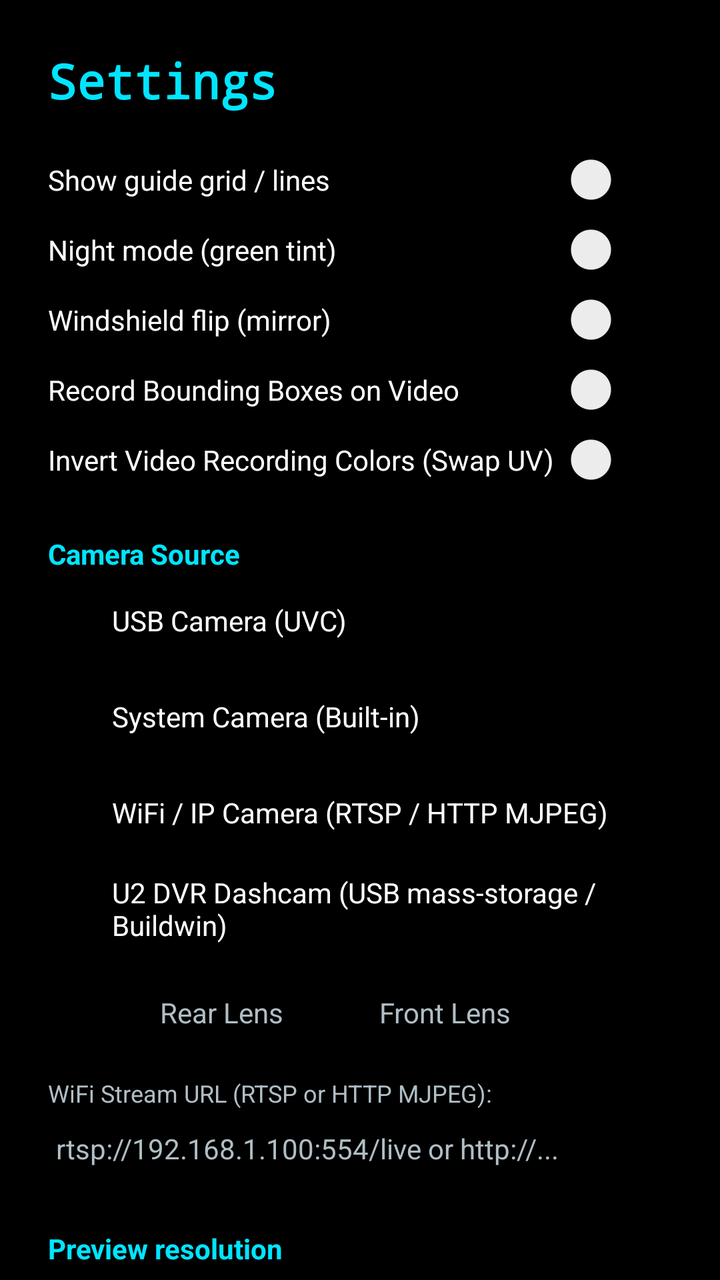
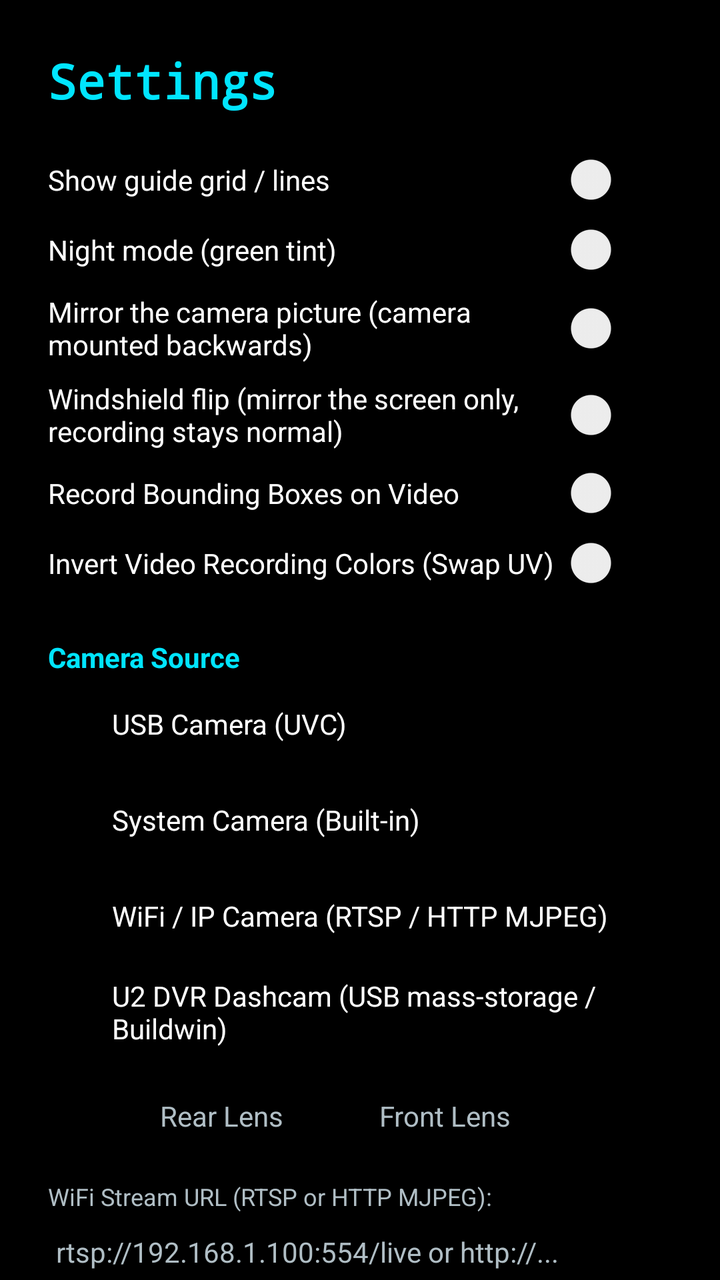

An Android layout rendered at two revisions. The XML below is the earlier revision; the diff shows what the commit changed to produce the second picture.
<!-- AndroidManifest.xml: application theme Theme.AndroidUsbCameraHud -->
<!-- res/layout/activity_settings.xml -->
<?xml version="1.0" encoding="utf-8"?>
<ScrollView xmlns:android="http://schemas.android.com/apk/res/android"
    android:layout_width="match_parent"
    android:layout_height="match_parent"
    android:background="@color/hud_bg"
    android:fillViewport="true">

    <LinearLayout
        android:layout_width="match_parent"
        android:layout_height="wrap_content"
        android:orientation="vertical"
        android:padding="24dp">

        <TextView
            android:layout_width="wrap_content"
            android:layout_height="wrap_content"
            android:text="@string/settings_title"
            android:textColor="@color/hud_accent"
            android:textSize="24sp"
            android:textStyle="bold"
            android:fontFamily="monospace" />

        
        <Switch
            android:id="@+id/swGrid"
            android:layout_width="match_parent"
            android:layout_height="wrap_content"
            android:layout_marginTop="20dp"
            android:text="@string/settings_grid"
            android:textColor="@color/hud_text_primary" />

        <Switch
            android:id="@+id/swNight"
            android:layout_width="match_parent"
            android:layout_height="wrap_content"
            android:layout_marginTop="8dp"
            android:text="@string/settings_night"
            android:textColor="@color/hud_text_primary" />

        <Switch
            android:id="@+id/swMirror"
            android:layout_width="match_parent"
            android:layout_height="wrap_content"
            android:layout_marginTop="8dp"
            android:text="@string/settings_mirror"
            android:textColor="@color/hud_text_primary" />

        <Switch
            android:id="@+id/swRecordOverlay"
            android:layout_width="match_parent"
            android:layout_height="wrap_content"
            android:layout_marginTop="8dp"
            android:text="Record Bounding Boxes on Video"
            android:textColor="@color/hud_text_primary" />

        <Switch
            android:id="@+id/swSwapChroma"
            android:layout_width="match_parent"
            android:layout_height="wrap_content"
            android:layout_marginTop="8dp"
            android:text="Invert Video Recording Colors (Swap UV)"
            android:textColor="@color/hud_text_primary" />

        
        <TextView
            android:layout_width="wrap_content"
            android:layout_height="wrap_content"
            android:layout_marginTop="24dp"
            android:text="Camera Source"
            android:textColor="@color/hud_accent"
            android:textStyle="bold" />

        <RadioGroup
            android:id="@+id/rgCameraSource"
            android:layout_width="match_parent"
            android:layout_height="wrap_content"
            android:orientation="vertical">

            <RadioButton
                android:id="@+id/rbCamUsb"
                android:layout_width="wrap_content"
                android:layout_height="wrap_content"
                android:text="USB Camera (UVC)"
                android:textColor="@color/hud_text_primary" />

            <RadioButton
                android:id="@+id/rbCamSystem"
                android:layout_width="wrap_content"
                android:layout_height="wrap_content"
                android:text="System Camera (Built-in)"
                android:textColor="@color/hud_text_primary" />

            <RadioButton
                android:id="@+id/rbCamWifi"
                android:layout_width="wrap_content"
                android:layout_height="wrap_content"
                android:text="WiFi / IP Camera (RTSP / HTTP MJPEG)"
                android:textColor="@color/hud_text_primary" />

            <RadioButton
                android:id="@+id/rbCamDvr"
                android:layout_width="wrap_content"
                android:layout_height="wrap_content"
                android:text="U2 DVR Dashcam (USB mass-storage / Buildwin)"
                android:textColor="@color/hud_text_primary" />
        </RadioGroup>

        
        <RadioGroup
            android:id="@+id/rgSystemFacing"
            android:layout_width="match_parent"
            android:layout_height="wrap_content"
            android:layout_marginStart="24dp"
            android:layout_marginTop="4dp"
            android:orientation="horizontal">

            <RadioButton
                android:id="@+id/rbLensBack"
                android:layout_width="wrap_content"
                android:layout_height="wrap_content"
                android:text="Rear Lens"
                android:textColor="@color/hud_text_secondary" />

            <RadioButton
                android:id="@+id/rbLensFront"
                android:layout_width="wrap_content"
                android:layout_height="wrap_content"
                android:layout_marginStart="16dp"
                android:text="Front Lens"
                android:textColor="@color/hud_text_secondary" />
        </RadioGroup>

        
        <TextView
            android:id="@+id/tvWifiUrlLabel"
            android:layout_width="wrap_content"
            android:layout_height="wrap_content"
            android:layout_marginTop="8dp"
            android:text="WiFi Stream URL (RTSP or HTTP MJPEG):"
            android:textColor="@color/hud_text_secondary"
            android:textSize="12sp" />

        <EditText
            android:id="@+id/etWifiUrl"
            android:layout_width="match_parent"
            android:layout_height="wrap_content"
            android:hint="rtsp://192.168.1.100:554/live or http://..."
            android:textColor="@color/hud_text_primary"
            android:textColorHint="@color/hud_text_secondary"
            android:textSize="14sp"
            android:inputType="textUri" />

        
        <TextView
            android:layout_width="wrap_content"
            android:layout_height="wrap_content"
            android:layout_marginTop="24dp"
            android:text="@string/settings_resolution"
            android:textColor="@color/hud_accent"
            android:textStyle="bold" />

        <RadioGroup
            android:id="@+id/rgResolution"
            android:layout_width="match_parent"
            android:layout_height="wrap_content"
            android:orientation="vertical">

            <RadioButton
                android:id="@+id/rb360"
                android:layout_width="wrap_content"
                android:layout_height="wrap_content"
                android:text="@string/settings_res_360"
                android:textColor="@color/hud_text_primary" />

            <RadioButton
                android:id="@+id/rb480"
                android:layout_width="wrap_content"
                android:layout_height="wrap_content"
                android:text="@string/settings_res_480"
                android:textColor="@color/hud_text_primary" />

            <RadioButton
                android:id="@+id/rb544"
                android:layout_width="wrap_content"
                android:layout_height="wrap_content"
                android:text="@string/settings_res_544"
                android:textColor="@color/hud_text_primary" />

            <RadioButton
                android:id="@+id/rb720"
                android:layout_width="wrap_content"
                android:layout_height="wrap_content"
                android:text="@string/settings_res_720"
                android:textColor="@color/hud_text_primary" />

            <RadioButton
                android:id="@+id/rb1080"
                android:layout_width="wrap_content"
                android:layout_height="wrap_content"
                android:text="@string/settings_res_1080"
                android:textColor="@color/hud_text_primary" />
        </RadioGroup>

        <TextView
            android:layout_width="match_parent"
            android:layout_height="wrap_content"
            android:layout_marginTop="4dp"
            android:text="@string/settings_resolution_hint"
            android:textColor="@color/hud_text_secondary"
            android:textSize="11sp" />

        <TextView
            android:layout_width="wrap_content"
            android:layout_height="wrap_content"
            android:layout_marginTop="20dp"
            android:text="@string/settings_framerate"
            android:textColor="@color/hud_accent"
            android:textStyle="bold" />

        <RadioGroup
            android:id="@+id/rgFps"
            android:layout_width="match_parent"
            android:layout_height="wrap_content"
            android:orientation="vertical">

            <RadioButton
                android:id="@+id/rbFps15"
                android:layout_width="wrap_content"
                android:layout_height="wrap_content"
                android:text="@string/settings_fps_15"
                android:textColor="@color/hud_text_primary" />

            <RadioButton
                android:id="@+id/rbFps20"
                android:layout_width="wrap_content"
                android:layout_height="wrap_content"
                android:text="@string/settings_fps_20"
                android:textColor="@color/hud_text_primary" />

            <RadioButton
                android:id="@+id/rbFps30"
                android:layout_width="wrap_content"
                android:layout_height="wrap_content"
                android:text="@string/settings_fps_30"
                android:textColor="@color/hud_text_primary" />
        </RadioGroup>

        <TextView
            android:layout_width="match_parent"
            android:layout_height="wrap_content"
            android:layout_marginTop="4dp"
            android:text="@string/settings_framerate_hint"
            android:textColor="@color/hud_text_secondary"
            android:textSize="11sp" />

        
        <TextView
            android:layout_width="wrap_content"
            android:layout_height="wrap_content"
            android:layout_marginTop="24dp"
            android:text="@string/settings_detection"
            android:textColor="@color/hud_accent"
            android:textStyle="bold" />

        <Switch
            android:id="@+id/swDetect"
            android:layout_width="match_parent"
            android:layout_height="wrap_content"
            android:text="@string/settings_detect_on"
            android:textColor="@color/hud_text_primary" />

        <Switch
            android:id="@+id/swDetectZone"
            android:layout_width="match_parent"
            android:layout_height="wrap_content"
            android:text="@string/settings_detect_zone"
            android:textColor="@color/hud_text_primary" />

        <Switch
            android:id="@+id/swShowBattery"
            android:layout_width="match_parent"
            android:layout_height="wrap_content"
            android:text="@string/settings_show_battery"
            android:textColor="@color/hud_text_primary" />

        <TextView
            android:layout_width="wrap_content"
            android:layout_height="wrap_content"
            android:layout_marginTop="10dp"
            android:text="@string/settings_confidence"
            android:textColor="@color/hud_text_primary" />

        <SeekBar
            android:id="@+id/sbConfidence"
            android:layout_width="match_parent"
            android:layout_height="wrap_content"
            android:max="95" />

        <TextView
            android:id="@+id/tvConfidence"
            android:layout_width="match_parent"
            android:layout_height="wrap_content"
            android:textColor="@color/hud_text_secondary"
            android:textSize="11sp" />

        <TextView
            android:layout_width="wrap_content"
            android:layout_height="wrap_content"
            android:layout_marginTop="14dp"
            android:text="@string/settings_detect_rate"
            android:textColor="@color/hud_text_primary" />

        <RadioGroup
            android:id="@+id/rgDetectRate"
            android:layout_width="match_parent"
            android:layout_height="wrap_content"
            android:orientation="vertical">

            <RadioButton
                android:id="@+id/rbRate1"
                android:layout_width="wrap_content"
                android:layout_height="wrap_content"
                android:text="@string/settings_rate_1"
                android:textColor="@color/hud_text_primary" />

            <RadioButton
                android:id="@+id/rbRate2"
                android:layout_width="wrap_content"
                android:layout_height="wrap_content"
                android:text="@string/settings_rate_2"
                android:textColor="@color/hud_text_primary" />

            <RadioButton
                android:id="@+id/rbRate5"
                android:layout_width="wrap_content"
                android:layout_height="wrap_content"
                android:text="@string/settings_rate_5"
                android:textColor="@color/hud_text_primary" />

            <RadioButton
                android:id="@+id/rbRateFree"
                android:layout_width="wrap_content"
                android:layout_height="wrap_content"
                android:text="@string/settings_rate_free"
                android:textColor="@color/hud_text_primary" />
        </RadioGroup>

        <TextView
            android:layout_width="match_parent"
            android:layout_height="wrap_content"
            android:layout_marginTop="4dp"
            android:text="@string/settings_detect_rate_hint"
            android:textColor="@color/hud_text_secondary"
            android:textSize="11sp" />


        <EditText
            android:id="@+id/etModel"
            android:layout_width="match_parent"
            android:layout_height="wrap_content"
            android:layout_marginTop="12dp"
            android:hint="@string/settings_model_hint"
            android:importantForAutofill="no"
            android:textColor="@color/hud_text_primary"
            android:textColorHint="@color/hud_text_secondary"
            android:inputType="text" />

        
        <TextView
            android:layout_width="match_parent"
            android:layout_height="wrap_content"
            android:layout_marginTop="18dp"
            android:text="@string/settings_calib"
            android:textColor="@color/hud_text_primary"
            android:textSize="15sp"
            android:textStyle="bold" />

        <LinearLayout
            android:layout_width="match_parent"
            android:layout_height="wrap_content"
            android:layout_marginTop="6dp"
            android:orientation="horizontal">

            <EditText
                android:id="@+id/etCamHeight"
                android:layout_width="0dp"
                android:layout_weight="1"
                android:layout_height="wrap_content"
                android:hint="@string/settings_calib_height_hint"
                android:importantForAutofill="no"
                android:textColor="@color/hud_text_primary"
                android:textColorHint="@color/hud_text_secondary"
                android:textSize="13sp"
                android:inputType="numberDecimal" />

            <EditText
                android:id="@+id/etCamPitch"
                android:layout_width="0dp"
                android:layout_weight="1"
                android:layout_height="wrap_content"
                android:hint="@string/settings_calib_pitch_hint"
                android:importantForAutofill="no"
                android:textColor="@color/hud_text_primary"
                android:textColorHint="@color/hud_text_secondary"
                android:textSize="13sp"
                android:inputType="numberDecimal|numberSigned" />

            <EditText
                android:id="@+id/etCamFov"
                android:layout_width="0dp"
                android:layout_weight="1"
                android:layout_height="wrap_content"
                android:hint="@string/settings_calib_fov_hint"
                android:importantForAutofill="no"
                android:textColor="@color/hud_text_primary"
                android:textColorHint="@color/hud_text_secondary"
                android:textSize="13sp"
                android:inputType="numberDecimal" />
        </LinearLayout>

        <TextView
            android:layout_width="match_parent"
            android:layout_height="wrap_content"
            android:layout_marginTop="4dp"
            android:text="@string/settings_calib_hint"
            android:textColor="@color/hud_text_secondary"
            android:textSize="11sp" />

        <Button
            android:id="@+id/btnLiveCalib"
            android:layout_width="match_parent"
            android:layout_height="wrap_content"
            android:layout_marginTop="8dp"
            android:backgroundTint="@color/hud_button_bg"
            android:text="@string/settings_open_live_calib"
            android:textColor="@color/hud_accent"
            android:textStyle="bold" />

        <TextView
            android:layout_width="match_parent"
            android:layout_height="wrap_content"
            android:layout_marginTop="4dp"
            android:text="@string/settings_model_hint2"
            android:textColor="@color/hud_text_secondary"
            android:textSize="11sp" />

        
        <TextView
            android:layout_width="match_parent"
            android:layout_height="wrap_content"
            android:layout_marginTop="16dp"
            android:text="@string/settings_dvr_access_title"
            android:textColor="@color/hud_text_primary"
            android:textSize="13sp"
            android:textStyle="bold" />

        <TextView
            android:id="@+id/tvDvrAccess"
            android:layout_width="match_parent"
            android:layout_height="wrap_content"
            android:layout_marginTop="4dp"
            android:text="@string/settings_dvr_access_missing"
            android:textColor="@color/hud_text_secondary"
            android:textSize="11sp" />

        <Button
            android:id="@+id/btnDvrFolder"
            android:layout_width="match_parent"
            android:layout_height="wrap_content"
            android:layout_marginTop="8dp"
            android:backgroundTint="@color/hud_button_bg"
            android:text="@string/settings_dvr_grant"
            android:textColor="@color/hud_accent"
            android:textStyle="bold" />

        <Button
            android:id="@+id/btnDvrForget"
            android:layout_width="match_parent"
            android:layout_height="wrap_content"
            android:layout_marginTop="4dp"
            android:backgroundTint="@color/hud_button_bg"
            android:text="@string/settings_dvr_revoke"
            android:textColor="@color/hud_text_primary" />

        <TextView
            android:layout_width="match_parent"
            android:layout_height="wrap_content"
            android:layout_marginTop="4dp"
            android:text="@string/settings_dvr_access_hint"
            android:textColor="@color/hud_text_secondary"
            android:textSize="11sp" />

        
        <Button
            android:id="@+id/btnSave"
            android:layout_width="match_parent"
            android:layout_height="wrap_content"
            android:layout_marginTop="24dp"
            android:backgroundTint="@color/hud_accent"
            android:text="@string/settings_save"
            android:textColor="#001018"
            android:textStyle="bold" />

        <Button
            android:id="@+id/btnCancel"
            android:layout_width="match_parent"
            android:layout_height="wrap_content"
            android:layout_marginTop="8dp"
            android:backgroundTint="@color/hud_button_bg"
            android:text="@string/settings_cancel"
            android:textColor="@color/hud_text_primary" />
    </LinearLayout>
</ScrollView>
<!-- resources referenced by this layout -->
<resources>
  <color name="hud_accent">#00E5FF</color>
  <color name="hud_bg">#000000</color>
  <color name="hud_button_bg">#33263238</color>
  <color name="hud_text_primary">#FFFFFF</color>
  <color name="hud_text_secondary">#B0BEC5</color>
  <string name="settings_calib">Distance calibration (geometry)</string>
  <string name="settings_calib_fov_hint">hFOV °</string>
  <string name="settings_calib_height_hint">height m</string>
  <string name="settings_calib_pitch_hint">pitch °</string>
  <string name="settings_cancel">Cancel</string>
  <string name="settings_confidence">Detection confidence threshold</string>
  <string name="settings_detect_on">Enable ONNX detection</string>
  <string name="settings_detect_rate">Detection rate</string>
  <string name="settings_detect_rate_hint">Inference runs as fast as the model can execute on incoming frames (Free Run), or throttled to save power.</string>
  <string name="settings_detect_zone">Detect only in the lower two thirds</string>
  <string name="settings_detection">Object detection (ONNX Runtime)</string>
  <string name="settings_dvr_access_missing">No folder access — the U2 DVR falls back to the USB path, which only ever sees a static image.</string>
  <string name="settings_dvr_access_title">U2 DVR preview file</string>
  <string name="settings_dvr_grant">Grant U2 DVR folder access…</string>
  <string name="settings_dvr_revoke">Forget U2 DVR folder</string>
  <string name="settings_fps_15">15 fps — lightest</string>
  <string name="settings_fps_20">20 fps</string>
  <string name="settings_fps_30">30 fps — smoothest</string>
  <string name="settings_framerate">Target frame rate</string>
  <string name="settings_grid">Show guide grid / lines</string>
  <string name="settings_mirror">Windshield flip (mirror)</string>
  <string name="settings_model_hint">model asset name (e.g. model.onnx)</string>
  <string name="settings_model_hint2">Put your .onnx model in app/src/main/assets/. Detection runs on CPU; enabling it costs CPU.</string>
  <string name="settings_night">Night mode (green tint)</string>
  <string name="settings_open_live_calib">🎯 Open Live Interactive Calibration</string>
  <string name="settings_rate_1">1 per second (1 FPS) — lightest</string>
  <string name="settings_rate_2">2 per second (2 FPS) — balanced</string>
  <string name="settings_rate_5">5 per second (5 FPS) — responsive</string>
  <string name="settings_rate_free">Free Run (Max FPS / Uncapped) — lowest latency</string>
  <string name="settings_res_1080">1080p (1920x1080) — sharpest, heaviest</string>
  <string name="settings_res_360">360p (640x360) — lowest CPU (25% of 720p pixels)</string>
  <string name="settings_res_480">480p (800x480) — light</string>
  <string name="settings_res_544">544p (960x544) — medium</string>
  <string name="settings_res_720">720p (1280x720) — balanced</string>
  <string name="settings_resolution">Preview resolution</string>
  <string name="settings_save">Save &amp; Apply</string>
  <string name="settings_show_battery">Show battery level in the HUD</string>
  <string name="settings_title">Settings</string>
  <!-- unchanged entries left out for length: 5 -->
</resources>

<!-- the commit's change to res/layout/activity_settings.xml (unified diff, before → after) -->
@@ -46,6 +46,14 @@
             android:textColor="@color/hud_text_primary" />
 
         <Switch
+            android:id="@+id/swHudFlip"
+            android:layout_width="match_parent"
+            android:layout_height="wrap_content"
+            android:layout_marginTop="8dp"
+            android:text="@string/settings_hud_flip"
+            android:textColor="@color/hud_text_primary" />
+
+        <Switch
             android:id="@+id/swRecordOverlay"
             android:layout_width="match_parent"
             android:layout_height="wrap_content"
@@ -277,6 +285,13 @@
             android:textColor="@color/hud_text_primary" />
 
         <Switch
+            android:id="@+id/swLanes"
+            android:layout_width="match_parent"
+            android:layout_height="wrap_content"
+            android:text="@string/settings_lanes"
+            android:textColor="@color/hud_text_primary" />
+
+        <Switch
             android:id="@+id/swShowBattery"
             android:layout_width="match_parent"
             android:layout_height="wrap_content"
@@ -354,12 +369,63 @@
             android:textSize="11sp" />
 
 
+        
+        <TextView
+            android:layout_width="wrap_content"
+            android:layout_height="wrap_content"
+            android:layout_marginTop="14dp"
+            android:text="@string/settings_model"
+            android:textColor="@color/hud_text_primary" />
+
+        <RadioGroup
+            android:id="@+id/rgModel"
+            android:layout_width="match_parent"
+            android:layout_height="wrap_content"
+            android:orientation="vertical">
+
+            <RadioButton
+                android:id="@+id/rbModelV10n224"
+                android:layout_width="wrap_content"
+                android:layout_height="wrap_content"
+                android:text="@string/settings_model_v10n_224"
+                android:textColor="@color/hud_text_primary" />
+
+            <RadioButton
+                android:id="@+id/rbModelV10n320"
+                android:layout_width="wrap_content"
+                android:layout_height="wrap_content"
+                android:text="@string/settings_model_v10n_320"
+                android:textColor="@color/hud_text_primary" />
+
+            <RadioButton
+                android:id="@+id/rbModelYolo26n256"
+                android:layout_width="wrap_content"
+                android:layout_height="wrap_content"
+                android:text="@string/settings_model_yolo26n_256"
+                android:textColor="@color/hud_text_primary" />
+
+            <RadioButton
+                android:id="@+id/rbModelNanoDet320"
+                android:layout_width="wrap_content"
+                android:layout_height="wrap_content"
+                android:text="@string/settings_model_nanodet_320"
+                android:textColor="@color/hud_text_primary" />
+        </RadioGroup>
+
+        <TextView
+            android:layout_width="match_parent"
+            android:layout_height="wrap_content"
+            android:layout_marginTop="4dp"
+            android:text="@string/settings_model_bundled_hint"
+            android:textColor="@color/hud_text_secondary"
+            android:textSize="11sp" />
+
         <EditText
             android:id="@+id/etModel"
             android:layout_width="match_parent"
             android:layout_height="wrap_content"
-            android:layout_marginTop="12dp"
-            android:hint="@string/settings_model_hint"
+            android:layout_marginTop="8dp"
+            android:hint="@string/settings_model_custom_hint"
             android:importantForAutofill="no"
             android:textColor="@color/hud_text_primary"
             android:textColorHint="@color/hud_text_secondary"
<!-- resource entries referenced after the edit -->
@@ -25,9 +25,17 @@
   <string name="settings_fps_30">30 fps — smoothest</string>
   <string name="settings_framerate">Target frame rate</string>
   <string name="settings_grid">Show guide grid / lines</string>
-  <string name="settings_mirror">Windshield flip (mirror)</string>
-  <string name="settings_model_hint">model asset name (e.g. model.onnx)</string>
+  <string name="settings_hud_flip">Windshield flip (mirror the screen only, recording stays normal)</string>
+  <string name="settings_lanes">Lane detection (offset + departure warning)</string>
+  <string name="settings_mirror">Mirror the camera picture (camera mounted backwards)</string>
+  <string name="settings_model">Detection model</string>
+  <string name="settings_model_bundled_hint">Bundled models ship ncnn graphs, so they run on the GPU. Use the field below only for a model you added yourself.</string>
+  <string name="settings_model_custom_hint">Custom model asset (e.g. my-model.onnx)</string>
   <string name="settings_model_hint2">Put your .onnx model in app/src/main/assets/. Detection runs on CPU; enabling it costs CPU.</string>
+  <string name="settings_model_nanodet_320">NanoDet-Plus-m @320 — 1.2M params, lightest</string>
+  <string name="settings_model_v10n_224">YOLOv10n @224 — 2.3M params, lowest CPU</string>
+  <string name="settings_model_v10n_320">YOLOv10n @320 — 2.3M params, more range</string>
+  <string name="settings_model_yolo26n_256">YOLO26n @256 — 2.4M params, +2.4 mAP, NMS-free</string>
   <string name="settings_night">Night mode (green tint)</string>
   <string name="settings_open_live_calib">🎯 Open Live Interactive Calibration</string>
   <string name="settings_rate_1">1 per second (1 FPS) — lightest</string>
